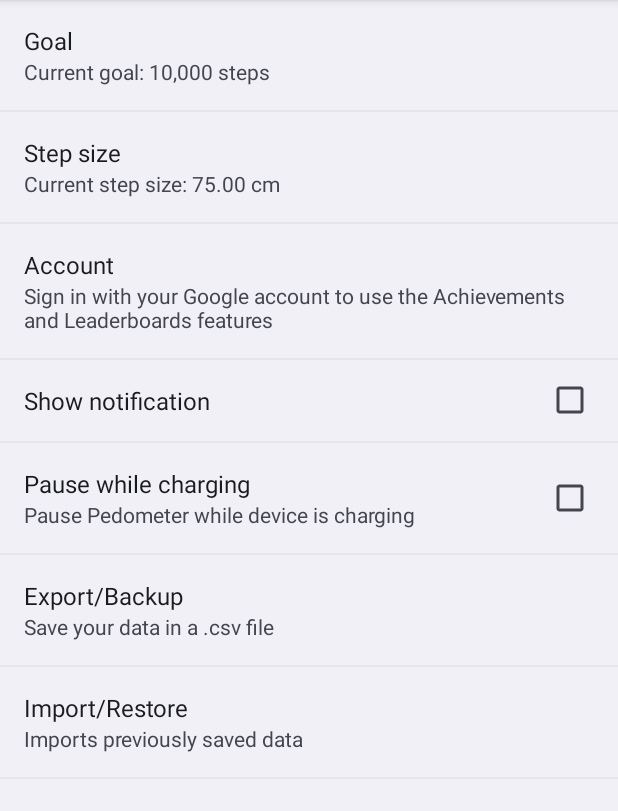
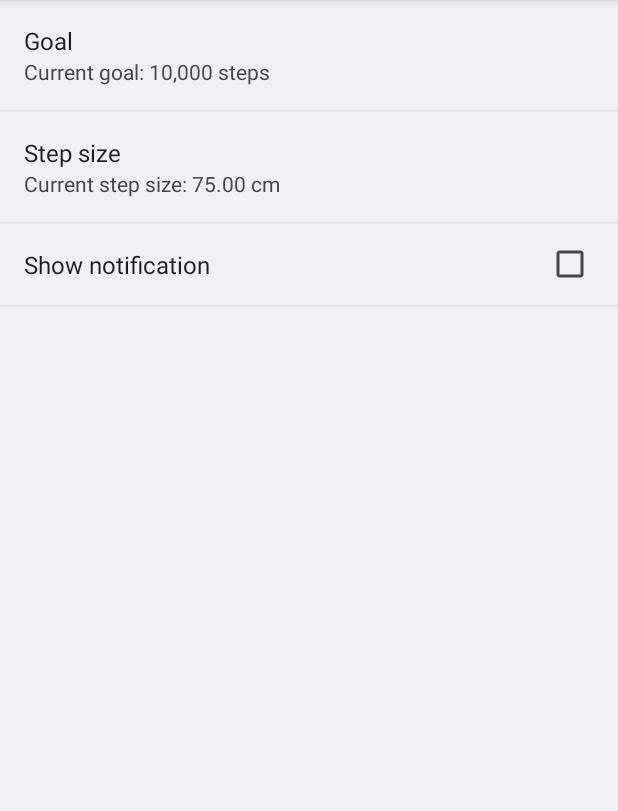
Before and after one commit to tilaks26/PuzzleWalk, an Android app: the fragment Fragment_Settings shown on its own in the app's theme, after a tap on "Show notification", on a phone screen of 412 x 824 dp, the part 84-895 px from its top. Run offline under Robolectric (Android 15) with nearby library versions, the phone set to English and light mode, and no system bars.

Commit message:
UI changes

```diff
--- a/src/main/java/iu/pervasive/autiapp/ui/Fragment_Overview.java
+++ b/src/main/java/iu/pervasive/autiapp/ui/Fragment_Overview.java
@@ -215,10 +215,6 @@ public class Fragment_Overview extends Fragment implements SensorEventListener {
     @Override
     public boolean onOptionsItemSelected(final MenuItem item) {
         switch (item.getItemId()) {
-            case iu.pervasive.autiapp.R.id.action_split_count:
-                Dialog_Split.getDialog(getActivity(),
-                        total_start + Math.max(todayOffset + since_boot, 0)).show();
-                return true;
             case iu.pervasive.autiapp.R.id.action_pause:
                 SensorManager sm =
                         (SensorManager) getActivity().getSystemService(Context.SENSOR_SERVICE);
--- a/src/main/java/iu/pervasive/autiapp/ui/Fragment_Settings.java
+++ b/src/main/java/iu/pervasive/autiapp/ui/Fragment_Settings.java
@@ -69,41 +69,6 @@ public class Fragment_Settings extends PreferenceFragment implements OnPreferenc
         super.onCreate(savedInstanceState);
 
         addPreferencesFromResource(R.xml.settings);
-        findPreference("import").setOnPreferenceClickListener(this);
-        findPreference("export").setOnPreferenceClickListener(this);
-
-        findPreference("notification")
-                .setOnPreferenceChangeListener(new OnPreferenceChangeListener() {
-                    @Override
-                    public boolean onPreferenceChange(final Preference preference,
-                                                      final Object newValue) {
-                        getActivity().getSharedPreferences("autiapp", Context.MODE_PRIVATE).edit()
-                                .putBoolean("notification", (Boolean) newValue).commit();
-
-                        getActivity().startService(new Intent(getActivity(), SensorListener.class)
-                                .putExtra(SensorListener.ACTION_UPDATE_NOTIFICATION, true));
-                        return true;
-                    }
-                });
-
-        findPreference("pause_on_power")
-                .setOnPreferenceChangeListener(new OnPreferenceChangeListener() {
-                    @Override
-                    public boolean onPreferenceChange(final Preference preference,
-                                                      final Object newValue) {
-                        getActivity().getPackageManager().setComponentEnabledSetting(
-                                new ComponentName(getActivity(), PowerReceiver.class),
-                                ((Boolean) newValue) ?
-                                        PackageManager.COMPONENT_ENABLED_STATE_ENABLED :
-                                        PackageManager.COMPONENT_ENABLED_STATE_DISABLED,
-                                PackageManager.DONT_KILL_APP);
-                        return true;
-                    }
-                });
-
-        Preference account = findPreference("account");
-        PlaySettingsWrapper
-                .setupAccountSetting(account, savedInstanceState, (Activity_Main) getActivity());
 
         final SharedPreferences prefs =
                 getActivity().getSharedPreferences("autiapp", Context.MODE_PRIVATE);
@@ -143,7 +108,6 @@ public class Fragment_Settings extends PreferenceFragment implements OnPreferenc
         super.onPrepareOptionsMenu(menu);
         menu.findItem(R.id.action_settings).setVisible(false);
         menu.findItem(R.id.action_pause).setVisible(false);
-        menu.findItem(R.id.action_split_count).setVisible(false);
     }
 
     @Override
--- a/src/main/res/menu/main.xml
+++ b/src/main/res/menu/main.xml
@@ -10,26 +10,6 @@
         android:orderInCategory="100"
         android:title="@string/settings"/>
     <item
-        android:id="@+id/action_achievements"
-        android:orderInCategory="100"
-        android:showAsAction="never"
-        android:title="@string/achievements"/>
-    <item
-        android:id="@+id/action_leaderboard"
-        android:orderInCategory="100"
-        android:showAsAction="never"
-        android:title="@string/leaderboard"/>
-    <item
-        android:id="@+id/action_faq"
-        android:orderInCategory="100"
-        android:showAsAction="never"
-        android:title="@string/faq"/>
-    <item
-        android:id="@+id/action_split_count"
-        android:orderInCategory="100"
-        android:showAsAction="never"
-        android:title="@string/split_count"/>
-    <item
         android:id="@+id/action_about"
         android:orderInCategory="100"
         android:showAsAction="never"
--- a/src/main/res/values/strings.xml
+++ b/src/main/res/values/strings.xml
@@ -48,7 +48,7 @@
     <string name="total_this_month">Total this month</string>
     <string name="average_this_month">Average this month</string>
     <string name="file_already_exists">File already exists. Are you sure you want to overwrite it?</string>
-    <string name="about_text_links">This app was created by Thomas Hoffmann (<a href="https://www.j4velin.de">www.j4velin.de</a>) and uses <a href="https://github.com/blackfizz/EazeGraph">EazeGraph</a> by Paul Cech and <a href="https://github.com/attenzione/android-ColorPickerPreference">ColorPickerPreference</a> by Sergey Margaritov.\n\nPedometer is open source! Get the code and the full list of contributors from <a href="https://github.com/j4velin/Pedometer">GitHub</a>.\n\n</string>
+    <string name="about_text_links">App is created as part of Pervasive Computing course (IU) by Sachin, Sneha, DH Lee and Alison</string>
     <string name="about_app_version">App version: %s</string>
     <string name="since">Since %s</string>
     <string name="start">Start</string>
--- a/src/main/res/xml/settings.xml
+++ b/src/main/res/xml/settings.xml
@@ -7,29 +7,10 @@
     <Preference
         android:key="stepsize"
         android:title="@string/step_size"/>
-    <Preference
-        android:key="account"
-        android:summary="@string/sign_in"
-        android:title="@string/account"/>
 
     <CheckBoxPreference
         android:defaultValue="true"
         android:key="notification"
         android:title="@string/notification"/>
 
-    <CheckBoxPreference
-        android:defaultValue="false"
-        android:key="pause_on_power"
-        android:title="@string/pause_on_power_title"
-        android:summary="@string/pause_on_power_summary"/>
-
-    <Preference
-        android:key="export"
-        android:summary="@string/export_summary"
-        android:title="@string/export_title"/>
-    <Preference
-        android:key="import"
-        android:summary="@string/import_summary"
-        android:title="@string/import_title"/>
-
 </PreferenceScreen>
```
Also changed, not shown: 1 other file.
